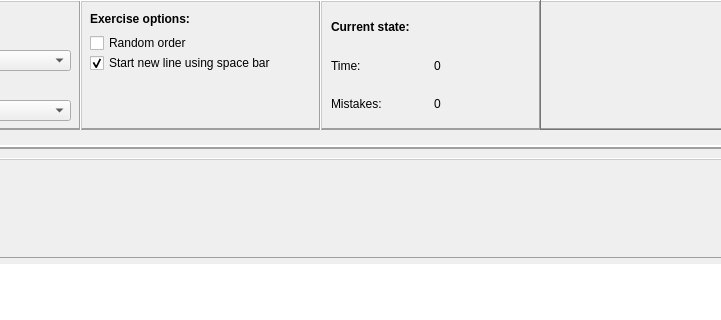
Qt form ui/opentyper.ui (Open-Typer/Open-Typer) before a commit; both pictures show x 500 to 1221 and y 0 to 320 of the 1538 by 625 pixel window.
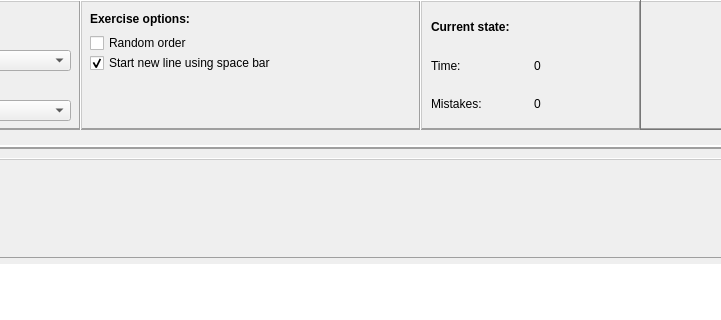
The same form after that commit. Icons and pictures are not drawn. Custom widgets are drawn as their Qt base class.

Commit message: ui: opentyper: Add more space for exercise options

Patch:
```diff
--- a/ui/opentyper.ui
+++ b/ui/opentyper.ui
@@ -454,7 +454,7 @@
         <rect>
          <x>580</x>
          <y>0</y>
-         <width>241</width>
+         <width>341</width>
          <height>131</height>
         </rect>
        </property>
@@ -472,7 +472,7 @@
          <rect>
           <x>10</x>
           <y>30</y>
-          <width>221</width>
+          <width>321</width>
           <height>26</height>
          </rect>
         </property>
@@ -494,7 +494,7 @@
          <rect>
           <x>10</x>
           <y>50</y>
-          <width>221</width>
+          <width>321</width>
           <height>26</height>
          </rect>
         </property>
@@ -516,7 +516,7 @@
          <rect>
           <x>10</x>
           <y>10</y>
-          <width>221</width>
+          <width>321</width>
           <height>17</height>
          </rect>
         </property>
@@ -534,7 +534,7 @@
       <widget class="QFrame" name="trainingFrame4">
        <property name="geometry">
         <rect>
-         <x>820</x>
+         <x>920</x>
          <y>0</y>
          <width>221</width>
          <height>131</height>
```
